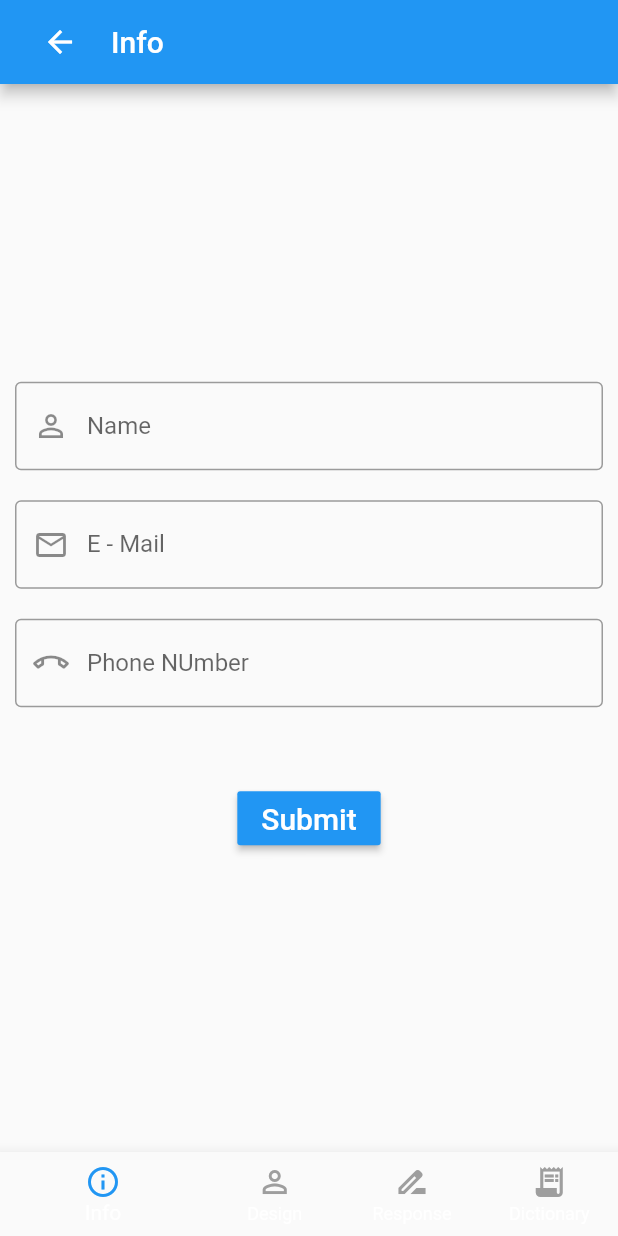
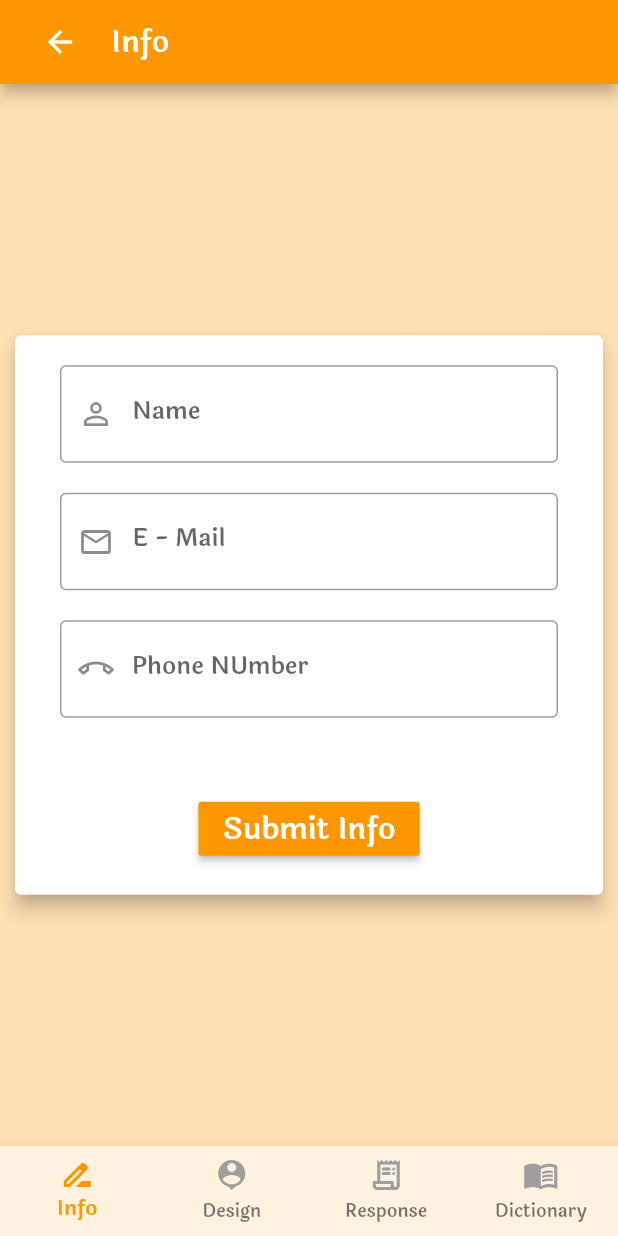
Before and after one commit to okelloEnos/Intel, a Flutter app: the screen it shows after launch, item 2 of the bottom bar chosen, after a tap on the "arrow back" icon, on a phone screen of 412 x 824 dp. Run offline on Flutter 3.47's test engine with Material 2 defaults, Android fonts, the phone set to English and light mode, and no system bars; our stand-ins replace flutter_fadein, fluttertoast, hooks_riverpod.

```diff
--- a/lib/main.dart
+++ b/lib/main.dart
@@ -11,10 +11,11 @@ class MyApp extends StatelessWidget {
   @override
   Widget build(BuildContext context) {
     return MaterialApp(
-      title: 'Interview Test',
+      title: 'Inter Intel Test',
       debugShowCheckedModeBanner: false,
       theme: ThemeData(
-        primarySwatch: Colors.blue,
+        fontFamily: 'Laila',
+        primarySwatch: Colors.orange,
         visualDensity: VisualDensity.adaptivePlatformDensity,
       ),
       home: ScreenBottomController(),
--- a/lib/screens/design.dart
+++ b/lib/screens/design.dart
@@ -2,6 +2,7 @@ import 'package:flutter/material.dart';
 import 'package:hooks_riverpod/hooks_riverpod.dart';
 import 'package:intel_test/provider/navigation_provider.dart';
 import 'package:intel_test/provider/user_provider.dart';
+import 'package:intel_test/widget/widgets.dart';
 
 class Design extends StatelessWidget {
   const Design({Key key}) : super(key: key);
@@ -9,25 +10,24 @@ class Design extends StatelessWidget {
   @override
   Widget build(BuildContext context) {
     return Scaffold(
+      backgroundColor: Colors.orange[100],
       appBar: AppBar(title: Row(
         children: [
           Consumer(builder: (context, watch, child){
             final previousTab = watch(previousNavigationStateProvider).state;
-            return   IconButton(icon: Icon(Icons.arrow_back), onPressed: (){
+            return   IconButton(icon: Icon(Icons.arrow_back, color: Colors.white,), onPressed: (){
               watch(bottomNavigationStateProvider).state = previousTab;
             });
           }),
           SizedBox(width: 10,),
-          Text('Design'),
+          Text('Design', style: TextStyle(color: Colors.white),),
         ],
       ),),
-      body: Center(child: SingleChildScrollView(
-        child: Column(
+      body: Column(
         mainAxisAlignment: MainAxisAlignment.start,
         children: [
-            SizedBox(height: 80,),
-            Icon(Icons.person_outline, size: 100, color: Colors.blue,),
-            Text('User Profile', style: TextStyle(color: Colors.blue, fontSize: 20),),
+          SizedBox(height: 20,),
+          Text('User Information Card', style: TextStyle(color: Colors.orange, fontSize: 20),),
           Consumer(builder: (context, watch, child){
             final user = watch(userProvider.state);
 
@@ -72,9 +72,18 @@ class Design extends StatelessWidget {
               ),
             );
           }),
+    Expanded(
+      child: Align(
+      alignment: FractionalOffset.bottomCenter,
+      child: Padding(
+      padding: const EdgeInsets.only(
+      left: 20, right: 20, bottom: 20),
+      child: Container(
+      child: profileWidget(context),
+      ))),
+    )
         ],
       ),
-      )),
     );
   }
 }
--- a/lib/screens/info.dart
+++ b/lib/screens/info.dart
@@ -12,13 +12,17 @@ class Info extends StatelessWidget {
   @override
   Widget build(BuildContext context) {
     return Scaffold(
+      backgroundColor: Colors.orange[100],
       appBar: AppBar(
         title: Row(
           children: [
             Consumer(builder: (context, watch, child) {
               final previousTab = watch(previousNavigationStateProvider).state;
               return IconButton(
-                  icon: Icon(Icons.arrow_back),
+                  icon: Icon(
+                    Icons.arrow_back,
+                    color: Colors.white,
+                  ),
                   onPressed: () {
                     watch(bottomNavigationStateProvider).state = previousTab;
                   });
@@ -26,17 +30,26 @@ class Info extends StatelessWidget {
             SizedBox(
               width: 10,
             ),
-            Text('Info'),
+            Text(
+              'Info',
+              style: TextStyle(color: Colors.white),
+            ),
           ],
         ),
       ),
       body: Center(
+          child: Card(
+        elevation: 5,
+        margin: EdgeInsets.all(10),
+        child: Padding(
+          padding: const EdgeInsets.all(20.0),
           child: SingleChildScrollView(
             child: Column(
               mainAxisAlignment: MainAxisAlignment.center,
               children: [
                 Padding(
-              padding: const EdgeInsets.only(left: 10, right: 10, bottom: 20),
+                  padding:
+                      const EdgeInsets.only(left: 10, right: 10, bottom: 20),
                   child: TextField(
                       controller: nameController,
                       keyboardType: TextInputType.text,
@@ -47,7 +60,8 @@ class Info extends StatelessWidget {
                               borderSide: BorderSide(color: Colors.grey)))),
                 ),
                 Padding(
-              padding: const EdgeInsets.only(left: 10, right: 10, bottom: 20),
+                  padding:
+                      const EdgeInsets.only(left: 10, right: 10, bottom: 20),
                   child: TextField(
                       controller: mailController,
                       keyboardType: TextInputType.text,
@@ -58,7 +72,8 @@ class Info extends StatelessWidget {
                               borderSide: BorderSide(color: Colors.grey)))),
                 ),
                 Padding(
-              padding: const EdgeInsets.only(left: 10, right: 10, bottom: 20),
+                  padding:
+                      const EdgeInsets.only(left: 10, right: 10, bottom: 20),
                   child: TextField(
                       controller: phoneController,
                       keyboardType: TextInputType.phone,
@@ -68,18 +83,32 @@ class Info extends StatelessWidget {
                           border: OutlineInputBorder(
                               borderSide: BorderSide(color: Colors.grey)))),
                 ),
-            const SizedBox(height: 30,),
-            Consumer(builder: (context, watch, child){
-              return RaisedButton(onPressed: () async{
-                watch(userProvider).saveUser(name: nameController.text, mail: mailController.text, phone: phoneController.text);
+                const SizedBox(
+                  height: 30,
+                ),
+                Builder(builder: (BuildContext context) {
+                  return Consumer(builder: (context, watch, child) {
+                    return RaisedButton(
+                      onPressed: () async {
+                        watch(userProvider).saveUser(
+                            name: nameController.text,
+                            mail: mailController.text,
+                            phone: phoneController.text);
                         watch(bottomNavigationStateProvider).state = 1;
-                Fluttertoast.showToast(msg: 'Successful Submission ...');
+                        Fluttertoast.showToast(
+                            msg: 'User Information Successfully Submitted ...');
                       },
-                color: Colors.blue,
-                child: Text('Submit', style: TextStyle(color: Colors.white, fontSize: 20),),
+                      color: Colors.orange,
+                      child: Text(
+                        'Submit Info',
+                        style: TextStyle(color: Colors.white, fontSize: 20),
+                      ),
                     );
+                  });
                 })
               ],
+            ),
+          ),
         ),
       )),
     );
--- a/lib/screens/screens_controller.dart
+++ b/lib/screens/screens_controller.dart
@@ -19,6 +19,8 @@ class ScreenBottomController extends StatelessWidget {
 
       return Scaffold(
         bottomNavigationBar: BottomNavigationBar(
+          backgroundColor: Colors.orange[50],
+            type: BottomNavigationBarType.fixed,
           showSelectedLabels: true,
             showUnselectedLabels: true,
             onTap: (int index) {
@@ -28,24 +30,24 @@ class ScreenBottomController extends StatelessWidget {
             },
             items: [
               BottomNavigationBarItem(
-                  icon: Icon(Icons.info_outline, color: currentTab == 0 ? Colors.blue : Colors.grey,),
+                  icon: Icon(Icons.drive_file_rename_outline, color: currentTab == 0 ? Colors.orange: Colors.grey,),
                   // ignore: deprecated_member_use
                   title: Text('Info',
-                      style:  TextStyle(color: currentTab == 0 ? Colors.blue : Colors.grey)
+                      style:  TextStyle(color: currentTab == 0 ? Colors.orange : Colors.grey)
                   )),
               BottomNavigationBarItem(
-                icon: Icon(Icons.person_outline_outlined, color: currentTab == 1 ? Colors.blue : Colors.grey),
+                icon: Icon(Icons.person_pin, color: currentTab == 1 ? Colors.orange : Colors.grey),
                 // ignore: deprecated_member_use
-                title: Text('Design', style:  TextStyle(color: currentTab == 1 ? Colors.blue : Colors.grey),),
+                title: Text('Design', style:  TextStyle(color: currentTab == 1 ? Colors.orange : Colors.grey),),
               ),
               BottomNavigationBarItem(
-                icon: Icon(Icons.drive_file_rename_outline, color: currentTab == 2 ? Colors.blue : Colors.grey),
+                icon: Icon(Icons.receipt_long_rounded, color: currentTab == 2 ? Colors.orange : Colors.grey),
                 // ignore: deprecated_member_use
-                title: Text('Response', style: TextStyle(color: currentTab == 2 ? Colors.blue : Colors.grey),),),
+                title: Text('Response', style: TextStyle(color: currentTab == 2 ? Colors.orange : Colors.grey),),),
               BottomNavigationBarItem(
-                icon: Icon(Icons.receipt_long, color: currentTab == 3 ? Colors.blue : Colors.grey),
+                icon: Icon(Icons.menu_book, color: currentTab == 3 ? Colors.orange: Colors.grey),
                 // ignore: deprecated_member_use
-                title: Text('Dictionary', style: TextStyle(color: currentTab == 3 ? Colors.blue : Colors.grey),),)
+                title: Text('Dictionary', style: TextStyle(color: currentTab == 3 ? Colors.orange : Colors.grey),),)
             ]),
         body: Stack(
           children: [screenOptions[currentTab]],
--- /dev/null
+++ b/lib/widget/widgets.dart
@@ -0,0 +1,34 @@
+import 'package:flutter/material.dart';
+import 'package:flutter_fadein/flutter_fadein.dart';
+
+Widget profileWidget(BuildContext context){
+
+  return  FadeIn(
+    duration: Duration(seconds: 2),
+    curve: Curves.easeIn,
+    child: Stack(
+      children: [
+        Container(
+          height: MediaQuery.of(context).size.height * 0.30,
+          width: MediaQuery.of(context).size.width,
+          decoration: BoxDecoration(
+              color: Colors.orange[50],
+              borderRadius: BorderRadius.only(bottomLeft: Radius.circular(MediaQuery.of(context).size.width * 0.40))
+          ),
+        ),
+        Padding(
+          padding: EdgeInsets.only(top: MediaQuery.of(context).size.height * 0.23, left: MediaQuery.of(context).size.width * 0.20),
+          child: Container(
+            height: 70,
+            width: 70,
+            child: Icon(Icons.person, size: 60, color: Colors.orange,),
+            decoration: BoxDecoration(
+                color: Colors.white,
+                shape: BoxShape.circle
+            ),
+          ),
+        )
+      ],
+    ),
+  );
+}
```
Also changed, not shown: lib/screens/dictionary.dart (+57 -29 lines), lib/screens/response.dart (+14 -11 lines), pubspec.yaml (+5 -4 lines), assets/fonts/laila.ttf (added), pubspec.lock, 3 other files. Lines whose indentation alone changed are shown as unchanged.
